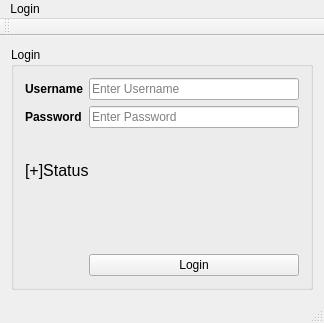
Before: the Qt Designer form Verkefni3/mainwindow.ui in ivarmarkusson/Lokaverkefni, drawn with Qt 5.
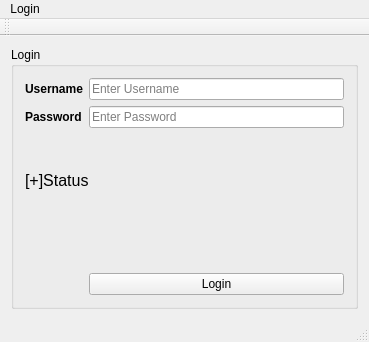
After: the same form once the commit is applied.

Diff of the .ui file:
```diff
--- a/Verkefni3/mainwindow.ui
+++ b/Verkefni3/mainwindow.ui
@@ -6,8 +6,8 @@
    <rect>
     <x>0</x>
     <y>0</y>
-    <width>324</width>
-    <height>323</height>
+    <width>369</width>
+    <height>342</height>
    </rect>
   </property>
   <property name="windowTitle">
@@ -82,7 +82,7 @@
     <rect>
      <x>0</x>
      <y>0</y>
-     <width>324</width>
+     <width>369</width>
      <height>26</height>
     </rect>
    </property>
```
